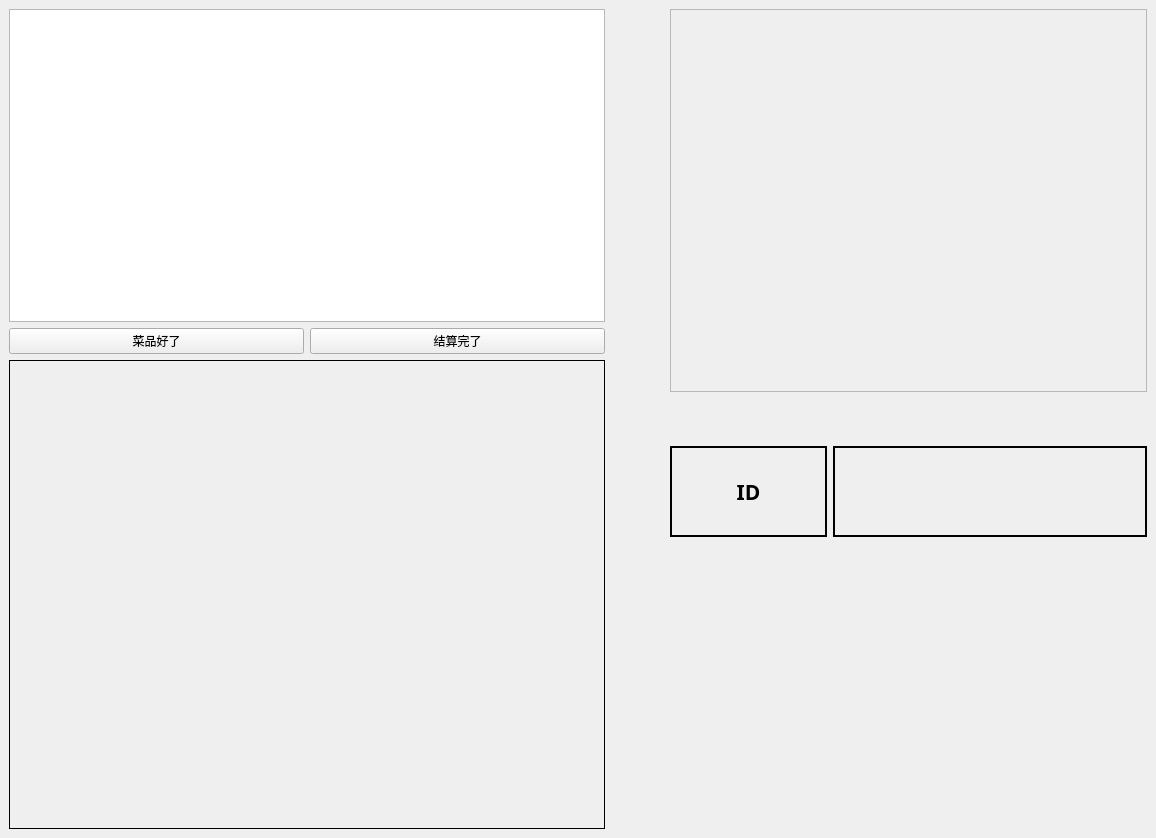
Above: first/Main_window.ui from lntzm/SmartCanteen before the change. Below: the same form after it.
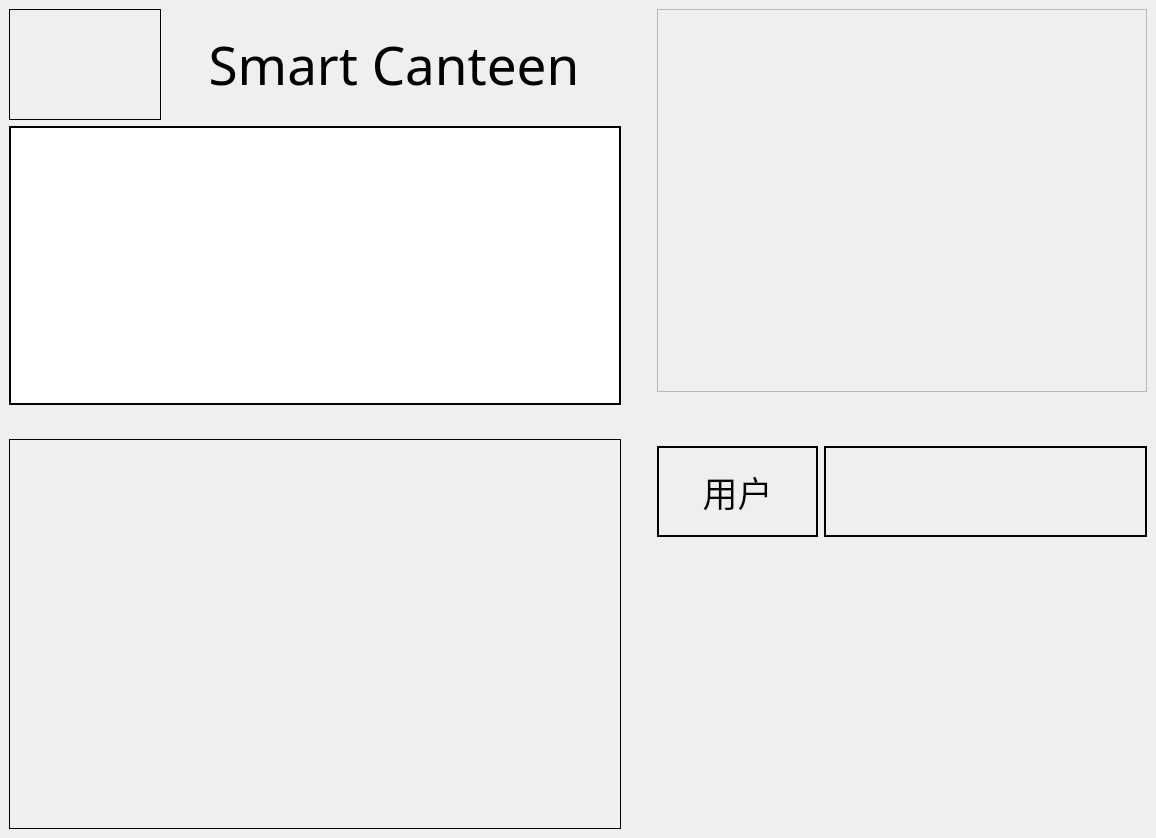
That is the form after the change.

Commit message: UI增加了logo和smart canteen标题

What changed in the file:
```diff
--- a/first/Main_window.ui
+++ b/first/Main_window.ui
@@ -14,54 +14,88 @@
    <string>MainWindow</string>
   </property>
   <widget class="QWidget" name="centralwidget">
-   <layout class="QGridLayout" name="gridLayout" rowstretch="0" columnstretch="10,1,8">
+   <layout class="QGridLayout" name="gridLayout" rowstretch="0" columnstretch="20,1,16">
     <item row="0" column="1">
      <layout class="QVBoxLayout" name="middle_space"/>
     </item>
     <item row="0" column="0">
-     <layout class="QVBoxLayout" name="left_layout" stretch="4,1,6">
+     <layout class="QVBoxLayout" name="left_layout" stretch="4,10,1,14">
       <item>
-       <widget class="QTextEdit" name="dish_list">
-        <property name="font">
-         <font>
-          <family>Adobe Devanagari</family>
-          <pointsize>14</pointsize>
-         </font>
-        </property>
-        <property name="readOnly">
-         <bool>true</bool>
-        </property>
-       </widget>
-      </item>
-      <item>
-       <layout class="QHBoxLayout" name="left_middle_space" stretch="0,0,0,0,0">
+       <layout class="QHBoxLayout" name="horizontalLayout_8" stretch="8,1,24,1">
         <item>
-         <layout class="QHBoxLayout" name="horizontalLayout_3"/>
-        </item>
-        <item>
-         <widget class="QPushButton" name="btn_dish_over">
+         <widget class="QLabel" name="logo_label">
+          <property name="frameShape">
+           <enum>QFrame::Box</enum>
+          </property>
           <property name="text">
-           <string>菜品好了</string>
+           <string/>
           </property>
          </widget>
         </item>
         <item>
-         <layout class="QHBoxLayout" name="horizontalLayout_2"/>
+         <layout class="QHBoxLayout" name="horizontalLayout_11"/>
         </item>
         <item>
-         <widget class="QPushButton" name="btn_bill_over">
+         <widget class="QLabel" name="sys_name_labe">
+          <property name="font">
+           <font>
+            <family>Bauhaus 93</family>
+            <pointsize>40</pointsize>
+           </font>
+          </property>
+          <property name="frameShape">
+           <enum>QFrame::NoFrame</enum>
+          </property>
+          <property name="frameShadow">
+           <enum>QFrame::Plain</enum>
+          </property>
+          <property name="lineWidth">
+           <number>3</number>
+          </property>
           <property name="text">
-           <string>结算完了</string>
+           <string>Smart Canteen</string>
           </property>
+          <property name="alignment">
+           <set>Qt::AlignCenter</set>
+          </property>
          </widget>
         </item>
         <item>
-         <layout class="QVBoxLayout" name="verticalLayout"/>
+         <layout class="QHBoxLayout" name="horizontalLayout_9"/>
         </item>
        </layout>
       </item>
       <item>
-       <widget class="QLabel" name="plate_disp">
+       <layout class="QHBoxLayout" name="horizontalLayout_10">
+        <item>
+         <widget class="QTextEdit" name="textEdit">
+          <property name="font">
+           <font>
+            <family>微软雅黑</family>
+            <pointsize>16</pointsize>
+           </font>
+          </property>
+          <property name="frameShape">
+           <enum>QFrame::Panel</enum>
+          </property>
+          <property name="frameShadow">
+           <enum>QFrame::Plain</enum>
+          </property>
+          <property name="lineWidth">
+           <number>2</number>
+          </property>
+          <property name="readOnly">
+           <bool>true</bool>
+          </property>
+         </widget>
+        </item>
+       </layout>
+      </item>
+      <item>
+       <layout class="QHBoxLayout" name="left_middle_space" stretch=""/>
+      </item>
+      <item>
+       <widget class="QLabel" name="plate_disp_label">
         <property name="frameShape">
          <enum>QFrame::Box</enum>
         </property>
@@ -112,17 +146,17 @@
            <widget class="QLabel" name="fixed_id_label">
             <property name="font">
              <font>
-              <family>Adobe Devanagari</family>
-              <pointsize>16</pointsize>
-              <weight>75</weight>
-              <bold>true</bold>
+              <family>微软雅黑</family>
+              <pointsize>26</pointsize>
+              <weight>50</weight>
+              <bold>false</bold>
              </font>
             </property>
             <property name="frameShape">
              <enum>QFrame::WinPanel</enum>
             </property>
             <property name="text">
-             <string>ID</string>
+             <string>用户</string>
             </property>
             <property name="alignment">
              <set>Qt::AlignCenter</set>
@@ -133,10 +167,10 @@
            <widget class="QLabel" name="user_id_label">
             <property name="font">
              <font>
-              <family>Adobe Devanagari</family>
-              <pointsize>16</pointsize>
-              <weight>75</weight>
-              <bold>true</bold>
+              <family>微软雅黑</family>
+              <pointsize>26</pointsize>
+              <weight>50</weight>
+              <bold>false</bold>
              </font>
             </property>
             <property name="frameShape">
@@ -181,9 +215,9 @@
             <property name="font">
              <font>
               <family>Adobe Devanagari</family>
-              <pointsize>16</pointsize>
-              <weight>75</weight>
-              <bold>true</bold>
+              <pointsize>28</pointsize>
+              <weight>50</weight>
+              <bold>false</bold>
              </font>
             </property>
             <property name="text">
```
The commit also changes 4 other files.
